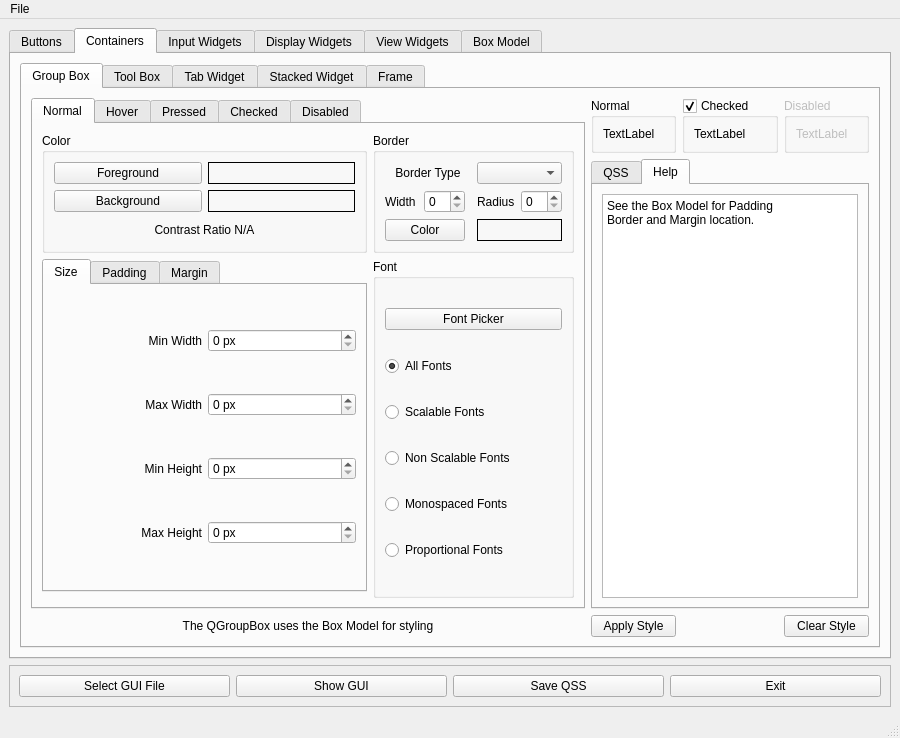
The window that flexqss/src/flexqss.ui (jethornton/qss) describes before a commit, drawn with Qt 5.
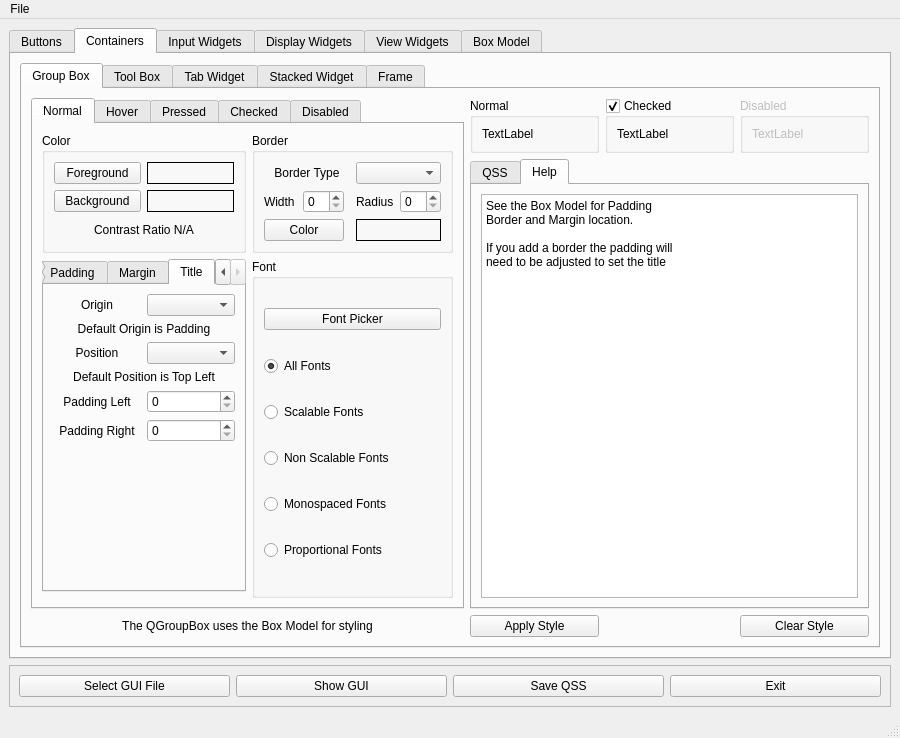
The same window after the commit. The open tabs and pages were chosen to show the change.

What changed in the file:
```diff
--- a/flexqss/src/flexqss.ui
+++ b/flexqss/src/flexqss.ui
@@ -4422,7 +4422,7 @@
             <item row="1" column="1" colspan="3">
              <widget class="QTabWidget" name="tabWidget_20">
               <property name="sizePolicy">
-               <sizepolicy hsizetype="Minimum" vsizetype="Expanding">
+               <sizepolicy hsizetype="Expanding" vsizetype="Expanding">
                 <horstretch>0</horstretch>
                 <verstretch>0</verstretch>
                </sizepolicy>
@@ -4449,7 +4449,10 @@
                  <widget class="QPlainTextEdit" name="plainTextEdit_5">
                   <property name="plainText">
                    <string>See the Box Model for Padding
-Border and Margin location.</string>
+Border and Margin location.
+
+If you add a border the padding will
+need to be adjusted to set the title</string>
                   </property>
                  </widget>
                 </item>
@@ -4459,6 +4462,12 @@
             </item>
             <item row="0" column="0" rowspan="2">
              <widget class="QTabWidget" name="tabWidget_15">
+              <property name="sizePolicy">
+               <sizepolicy hsizetype="Minimum" vsizetype="Expanding">
+                <horstretch>0</horstretch>
+                <verstretch>0</verstretch>
+               </sizepolicy>
+              </property>
               <property name="currentIndex">
                <number>0</number>
               </property>
@@ -4529,7 +4538,7 @@
                 <item row="1" column="0">
                  <widget class="QTabWidget" name="tabWidget_19">
                   <property name="currentIndex">
-                   <number>0</number>
+                   <number>3</number>
                   </property>
                   <widget class="QWidget" name="tabWidgetPage1_5">
                    <attribute name="title">
@@ -4802,6 +4811,98 @@
                     </item>
                    </layout>
                   </widget>
+                  <widget class="QWidget" name="tab_71">
+                   <attribute name="title">
+                    <string>Title</string>
+                   </attribute>
+                   <layout class="QGridLayout" name="gridLayout_97">
+                    <item row="3" column="0" colspan="2">
+                     <widget class="QLabel" name="label_157">
+                      <property name="text">
+                       <string>Default Position is Top Left</string>
+                      </property>
+                      <property name="alignment">
+                       <set>Qt::AlignCenter</set>
+                      </property>
+                     </widget>
+                    </item>
+                    <item row="2" column="0">
+                     <widget class="QLabel" name="label_155">
+                      <property name="text">
+                       <string>Position</string>
+                      </property>
+                      <property name="alignment">
+                       <set>Qt::AlignCenter</set>
+                      </property>
+                     </widget>
+                    </item>
+                    <item row="1" column="0" colspan="2">
+                     <widget class="QLabel" name="label_156">
+                      <property name="text">
+                       <string>Default Origin is Padding</string>
+                      </property>
+                      <property name="alignment">
+                       <set>Qt::AlignCenter</set>
+                      </property>
+                     </widget>
+                    </item>
+                    <item row="2" column="1">
+                     <widget class="QComboBox" name="gb_position_cb"/>
+                    </item>
+                    <item row="6" column="0">
+                     <spacer name="verticalSpacer_21">
+                      <property name="orientation">
+                       <enum>Qt::Vertical</enum>
+                      </property>
+                      <property name="sizeHint" stdset="0">
+                       <size>
+                        <width>20</width>
+                        <height>40</height>
+                       </size>
+                      </property>
+                     </spacer>
+                    </item>
+                    <item row="0" column="0">
+                     <widget class="QLabel" name="label_154">
+                      <property name="text">
+                       <string>Origin</string>
+                      </property>
+                      <property name="alignment">
+                       <set>Qt::AlignCenter</set>
+                      </property>
+                     </widget>
+                    </item>
+                    <item row="4" column="0">
+                     <widget class="QLabel" name="label_158">
+                      <property name="text">
+                       <string>Padding Left</string>
+                      </property>
+                      <property name="alignment">
+                       <set>Qt::AlignCenter</set>
+                      </property>
+                     </widget>
+                    </item>
+                    <item row="0" column="1">
+                     <widget class="QComboBox" name="gb_origin_cb"/>
+                    </item>
+                    <item row="5" column="0">
+                     <widget class="QLabel" name="label_159">
+                      <property name="text">
+                       <string>Padding Right</string>
+                      </property>
+                      <property name="alignment">
+                       <set>Qt::AlignCenter</set>
+                      </property>
+                     </widget>
+                    </item>
+                    <item row="4" column="1">
+                     <widget class="QSpinBox" name="gb_title_pad_left_sb"/>
+                    </item>
+                    <item row="5" column="1">
+                     <widget class="QSpinBox" name="gb_title_pad_right_sb"/>
+                    </item>
+                   </layout>
+                  </widget>
                  </widget>
                 </item>
                 <item row="1" column="2" rowspan="2">
```
Left out of the diff: 46 changed lines with no effect on the pictures.
